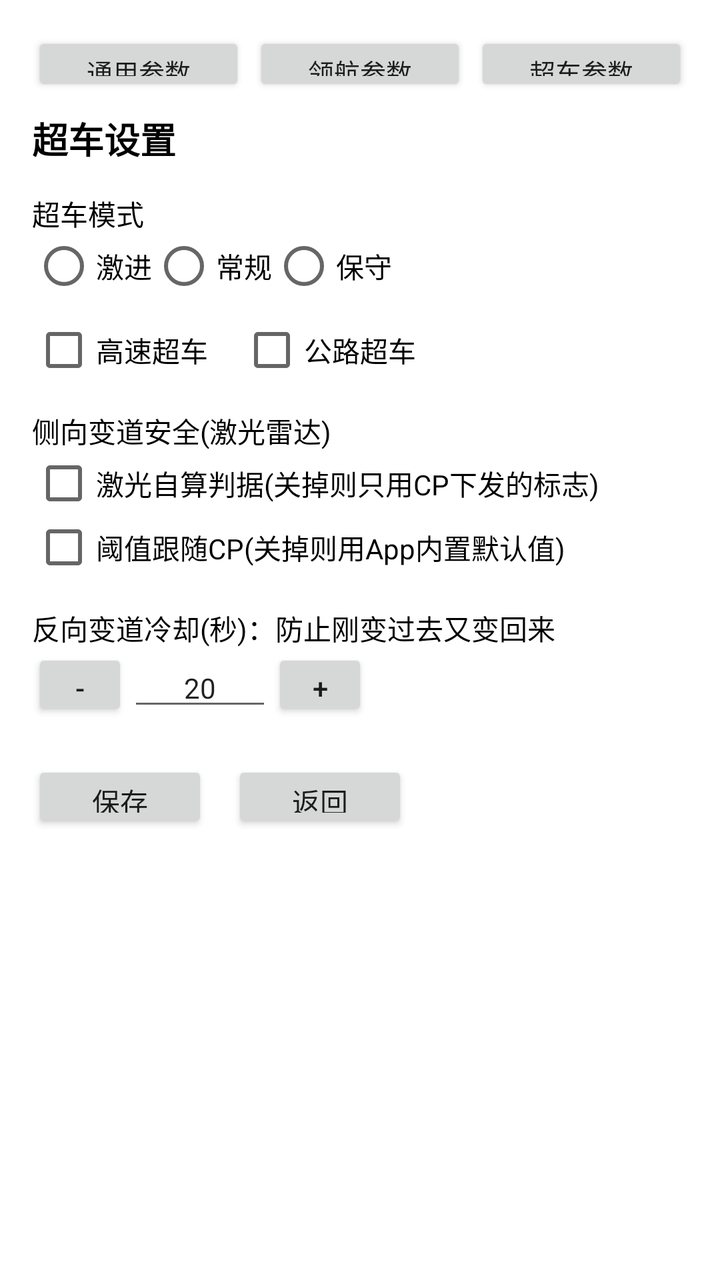
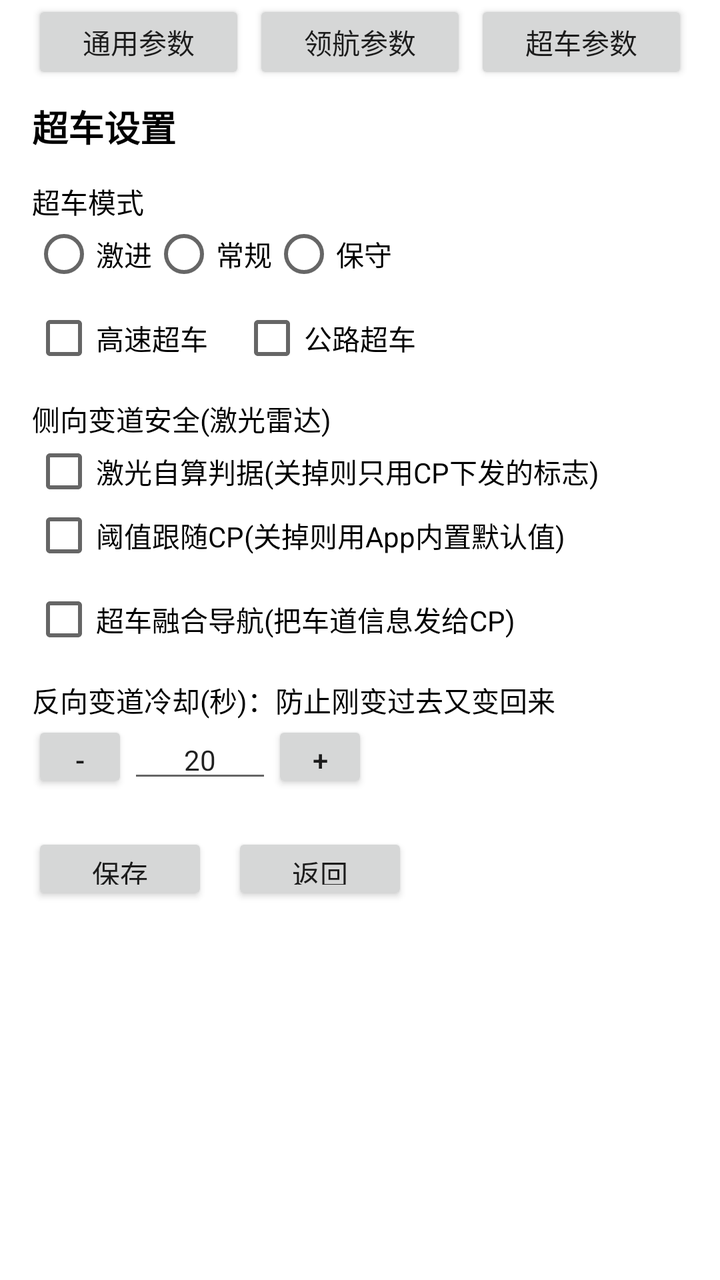

Before-and-after screenshots of an Android layout around one commit, followed by the original layout XML and the change that was made.
<!-- AndroidManifest.xml: activity theme Theme.AppCompat.Light.NoActionBar -->
<!-- res/layout/activity_overtake_setting.xml -->
<?xml version="1.0" encoding="utf-8"?>
<ScrollView xmlns:android="http://schemas.android.com/apk/res/android"
    android:layout_width="match_parent"
    android:layout_height="match_parent"
    android:background="#FFFFFF">

    <LinearLayout
        android:layout_width="match_parent"
        android:layout_height="wrap_content"
        android:orientation="vertical"
        android:padding="16dp">

        
        <LinearLayout
            android:layout_width="match_parent"
            android:layout_height="wrap_content"
            android:orientation="horizontal"
            android:layout_marginBottom="8dp">

            <Button
                android:id="@+id/btnGotoGeneral"
                android:layout_width="0dp"
                android:layout_height="32dp"
                android:layout_weight="1"
                android:minHeight="0dp"
                android:minWidth="0dp"
                android:text="通用参数"
                android:textSize="13sp" />

            <Button
                android:id="@+id/btnGotoNav"
                android:layout_width="0dp"
                android:layout_height="32dp"
                android:layout_weight="1"
                android:layout_marginStart="4dp"
                android:minHeight="0dp"
                android:minWidth="0dp"
                android:text="领航参数"
                android:textSize="13sp" />

            <Button
                android:id="@+id/btnGotoOvertake"
                android:layout_width="0dp"
                android:layout_height="32dp"
                android:layout_weight="1"
                android:layout_marginStart="4dp"
                android:minHeight="0dp"
                android:minWidth="0dp"
                android:text="超车参数"
                android:textSize="13sp" />
        </LinearLayout>

        <TextView
            android:layout_width="wrap_content"
            android:layout_height="wrap_content"
            android:text="超车设置"
            android:textSize="18sp"
            android:textStyle="bold"
            android:textColor="#000000" />

        <TextView
            android:layout_width="wrap_content"
            android:layout_height="wrap_content"
            android:layout_marginTop="14dp"
            android:text="超车模式"
            android:textSize="14sp"
            android:textColor="#000000" />

        <RadioGroup
            android:id="@+id/rgOvertakeSettingMode"
            android:layout_width="match_parent"
            android:layout_height="wrap_content"
            android:orientation="horizontal">

            <RadioButton
                android:id="@+id/rbOvertakeSettingFastMode"
                android:layout_width="wrap_content"
                android:layout_height="wrap_content"
                android:text="激进"
                android:textSize="14sp"
                android:textColor="#000000" />

            <RadioButton
                android:id="@+id/rbOvertakeSettingNormalMode"
                android:layout_width="wrap_content"
                android:layout_height="wrap_content"
                android:text="常规"
                android:textSize="14sp"
                android:textColor="#000000" />

            <RadioButton
                android:id="@+id/rbOvertakeSettingSlowMode"
                android:layout_width="wrap_content"
                android:layout_height="wrap_content"
                android:text="保守"
                android:textSize="14sp"
                android:textColor="#000000" />
        </RadioGroup>

        <LinearLayout
            android:layout_width="match_parent"
            android:layout_height="wrap_content"
            android:layout_marginTop="10dp"
            android:orientation="horizontal">

            <CheckBox
                android:id="@+id/cbOvertakeSettingHighway"
                android:layout_width="wrap_content"
                android:layout_height="wrap_content"
                android:text="高速超车"
                android:textSize="14sp"
                android:textColor="#000000"
                android:padding="0dp" />

            <CheckBox
                android:id="@+id/cbOvertakeSettingRoad"
                android:layout_width="wrap_content"
                android:layout_height="wrap_content"
                android:layout_marginStart="16dp"
                android:text="公路超车"
                android:textSize="14sp"
                android:textColor="#000000"
                android:padding="0dp" />
        </LinearLayout>

        <TextView
            android:layout_width="wrap_content"
            android:layout_height="wrap_content"
            android:layout_marginTop="14dp"
            android:text="侧向变道安全(激光雷达)"
            android:textSize="14sp"
            android:textColor="#000000" />

        <CheckBox
            android:id="@+id/cbOvertakeSettingLidarSelfCheck"
            android:layout_width="wrap_content"
            android:layout_height="wrap_content"
            android:text="激光自算判据(关掉则只用CP下发的标志)"
            android:textSize="14sp"
            android:textColor="#000000"
            android:padding="0dp" />

        <CheckBox
            android:id="@+id/cbOvertakeSettingThreshFollowCp"
            android:layout_width="wrap_content"
            android:layout_height="wrap_content"
            android:text="阈值跟随CP(关掉则用App内置默认值)"
            android:textSize="14sp"
            android:textColor="#000000"
            android:padding="0dp" />

        <TextView
            android:layout_width="wrap_content"
            android:layout_height="wrap_content"
            android:layout_marginTop="14dp"
            android:text="反向变道冷却(秒)：防止刚变过去又变回来"
            android:textSize="14sp"
            android:textColor="#000000" />

        <LinearLayout
            android:layout_width="wrap_content"
            android:layout_height="wrap_content"
            android:orientation="horizontal">

            <Button
                android:id="@+id/btnMinusReverseCooldown"
                android:layout_width="48dp"
                android:layout_height="36dp"
                android:text="-"
                android:textSize="14sp" />

            <EditText
                android:id="@+id/etReverseCooldown"
                android:layout_width="72dp"
                android:layout_height="36dp"
                android:inputType="number"
                android:gravity="center"
                android:text="20"
                android:textSize="14sp" />

            <Button
                android:id="@+id/btnPlusReverseCooldown"
                android:layout_width="48dp"
                android:layout_height="36dp"
                android:text="+"
                android:textSize="14sp" />
        </LinearLayout>

        <LinearLayout
            android:layout_width="match_parent"
            android:layout_height="wrap_content"
            android:layout_marginTop="20dp"
            android:orientation="horizontal">

            <Button
                android:id="@+id/btnSaveOvertakeSetting"
                android:layout_width="wrap_content"
                android:layout_height="36dp"
                android:text="保存"
                android:textSize="14sp" />

            <Button
                android:id="@+id/btnCancelOvertakeSetting"
                android:layout_width="wrap_content"
                android:layout_height="36dp"
                android:layout_marginStart="12dp"
                android:text="返回"
                android:textSize="14sp" />
        </LinearLayout>

    </LinearLayout>
</ScrollView>
<!-- resources referenced by this layout -->
<resources>

</resources>

<!-- the commit's change to res/layout/activity_overtake_setting.xml (unified diff, before → after) -->
@@ -1,14 +1,18 @@
 <?xml version="1.0" encoding="utf-8"?>
 <ScrollView xmlns:android="http://schemas.android.com/apk/res/android"
+    android:id="@+id/overtakeSettingScrollView"
     android:layout_width="match_parent"
     android:layout_height="match_parent"
     android:background="#FFFFFF">
 
     <LinearLayout
+        android:id="@+id/overtakeSettingContent"
         android:layout_width="match_parent"
         android:layout_height="wrap_content"
         android:orientation="vertical"
-        android:padding="16dp">
+        android:paddingStart="16dp"
+        android:paddingEnd="16dp"
+        android:paddingBottom="16dp">
 
         
         <LinearLayout
@@ -20,34 +24,40 @@
             <Button
                 android:id="@+id/btnGotoGeneral"
                 android:layout_width="0dp"
-                android:layout_height="32dp"
+                android:layout_height="wrap_content"
                 android:layout_weight="1"
-                android:minHeight="0dp"
+                android:minHeight="42dp"
                 android:minWidth="0dp"
+                android:paddingTop="6dp"
+                android:paddingBottom="6dp"
                 android:text="通用参数"
-                android:textSize="13sp" />
+                android:textSize="14sp" />
 
             <Button
                 android:id="@+id/btnGotoNav"
                 android:layout_width="0dp"
-                android:layout_height="32dp"
+                android:layout_height="wrap_content"
                 android:layout_weight="1"
                 android:layout_marginStart="4dp"
-                android:minHeight="0dp"
+                android:minHeight="42dp"
                 android:minWidth="0dp"
+                android:paddingTop="6dp"
+                android:paddingBottom="6dp"
                 android:text="领航参数"
-                android:textSize="13sp" />
+                android:textSize="14sp" />
 
             <Button
                 android:id="@+id/btnGotoOvertake"
                 android:layout_width="0dp"
-                android:layout_height="32dp"
+                android:layout_height="wrap_content"
                 android:layout_weight="1"
                 android:layout_marginStart="4dp"
-                android:minHeight="0dp"
+                android:minHeight="42dp"
                 android:minWidth="0dp"
+                android:paddingTop="6dp"
+                android:paddingBottom="6dp"
                 android:text="超车参数"
-                android:textSize="13sp" />
+                android:textSize="14sp" />
         </LinearLayout>
 
         <TextView
@@ -149,6 +159,16 @@
             android:textColor="#000000"
             android:padding="0dp" />
 
+        <CheckBox
+            android:id="@+id/cbOvertakeSettingLaneOvertake"
+            android:layout_width="wrap_content"
+            android:layout_height="wrap_content"
+            android:layout_marginTop="10dp"
+            android:text="超车融合导航(把车道信息发给CP)"
+            android:textSize="14sp"
+            android:textColor="#000000"
+            android:padding="0dp" />
+
         <TextView
             android:layout_width="wrap_content"
             android:layout_height="wrap_content"
